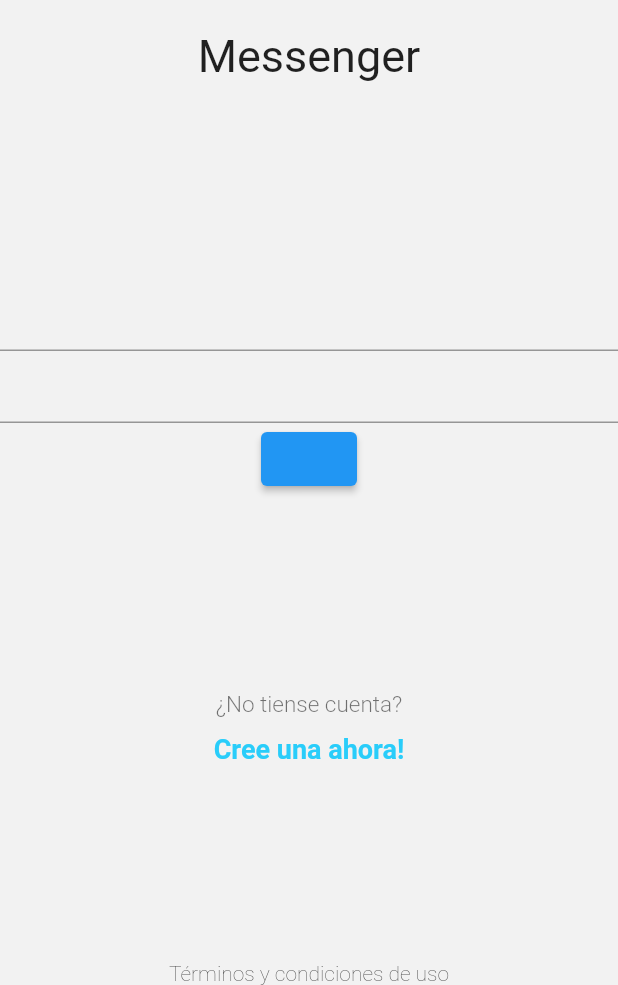
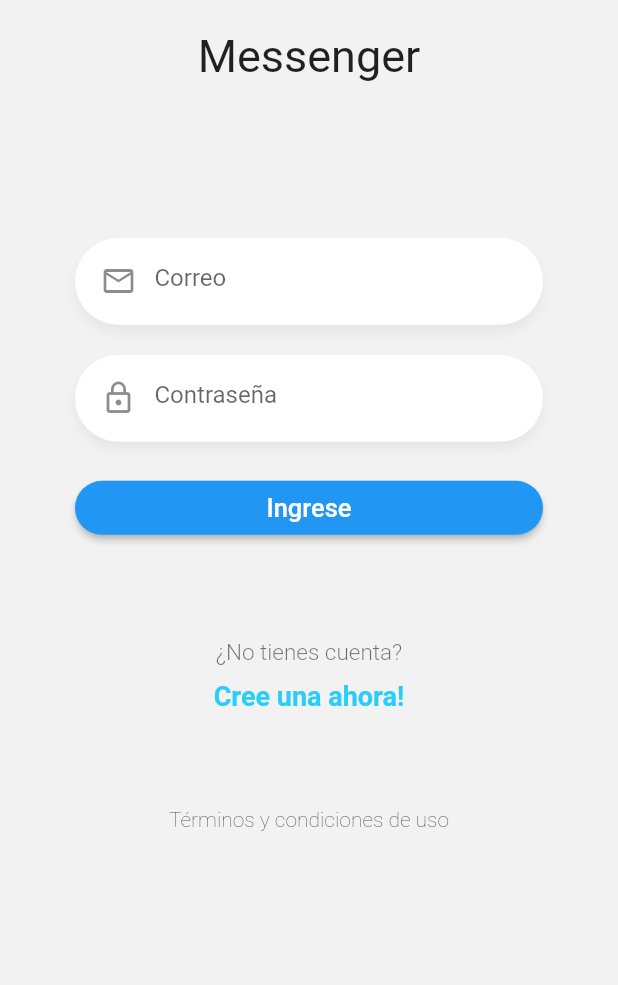
Before and after one commit to Antoniojesus1999/flutter_chat, a Flutter app: the screen it shows after launch, on a phone screen of 412 x 824 dp, the part 251-1236 px from its top. Run offline on Flutter 3.47's test engine with Material 2 defaults, Android fonts, the phone set to English and light mode, and no system bars; missing offline and left inert: dart:ffi.

Commit message:
diseño login

```diff
--- a/lib/pages/login_page.dart
+++ b/lib/pages/login_page.dart
@@ -1,4 +1,10 @@
+import 'dart:ffi';
+
 import 'package:flutter/material.dart';
+import 'package:flutter_chat/widgets/boton_azul.dart';
+import 'package:flutter_chat/widgets/custom_input.dart';
+import 'package:flutter_chat/widgets/labels.dart';
+import 'package:flutter_chat/widgets/logo.dart';
 
 class LoginPage extends StatelessWidget {
   const LoginPage({super.key});
@@ -8,39 +14,26 @@ class LoginPage extends StatelessWidget {
     return Scaffold(
       backgroundColor: const Color(0xffF2F2F2),
       body: SafeArea(
+        child: SingleChildScrollView(
+          physics: const BouncingScrollPhysics(),
+          child: SizedBox(
+            height: MediaQuery.of(context).size.height * 0.9,
             child: Column(
               mainAxisAlignment: MainAxisAlignment.spaceBetween,
-          children: const [
-            _Logo(),
-            _Form(),
-            _Labels(),
-            Text(
+              children: [
+                const Logo(),
+                const _Form(),
+                const Labels(),
+                Container(
+                  margin: const EdgeInsets.only(bottom: 20),
+                  child: const Text(
                     'Términos y condiciones de uso',
                     style: TextStyle(fontWeight: FontWeight.w200),
+                  ),
                 )
               ],
             ),
           ),
-    );
-  }
-}
-
-//Pinta el logo
-class _Logo extends StatelessWidget {
-  const _Logo({super.key});
-
-  @override
-  Widget build(BuildContext context) {
-    return Center(
-      child: Container(
-        width: 170,
-        margin: const EdgeInsets.only(top: 50),
-        child: Column(
-          children: const [
-            Image(image: AssetImage('assets/logo.png')),
-            SizedBox(height: 20),
-            Text('Messenger', style: TextStyle(fontSize: 30))
-          ],
         ),
       ),
     );
@@ -55,46 +48,30 @@ class _Form extends StatefulWidget {
 }
 
 class _FormState extends State<_Form> {
+  final emailCtrl = TextEditingController();
+  final passCtrl = TextEditingController();
   @override
   Widget build(BuildContext context) {
     return Container(
+      margin: const EdgeInsets.only(top: 40),
+      padding: const EdgeInsets.symmetric(horizontal: 50),
       child: Column(
         children: [
-          const TextField(),
-          const TextField(),
-          ElevatedButton(
-            onPressed: () {},
-            child: null,
+          CustomInput(
+            icon: Icons.mail_outline,
+            placeHolder: 'Correo',
+            keyBoardType: TextInputType.emailAddress,
+            texController: emailCtrl,
           ),
+          CustomInput(
+            icon: Icons.lock_outline,
+            placeHolder: 'Contraseña',
+            texController: passCtrl,
+            isPassword: true,
+          ),
+          BotonAzul(text: 'Ingrese', onPressed: () {})
         ],
       ),
     );
   }
 }
-
-class _Labels extends StatelessWidget {
-  const _Labels({super.key});
-
-  @override
-  Widget build(BuildContext context) {
-    return Container(
-      child: Column(
-        children: const [
-          Text(
-            '¿No tiense cuenta?',
-            style: TextStyle(
-                color: Colors.black54,
-                fontSize: 15,
-                fontWeight: FontWeight.w300),
-          ),
-          SizedBox(height: 10),
-          Text('Cree una ahora!',
-              style: TextStyle(
-                  color: Color.fromARGB(255, 41, 205, 250),
-                  fontSize: 18,
-                  fontWeight: FontWeight.bold))
-        ],
-      ),
-    );
-  }
-}
--- /dev/null
+++ b/lib/widgets/boton_azul.dart
@@ -0,0 +1,30 @@
+import 'package:flutter/material.dart';
+
+class BotonAzul extends StatelessWidget {
+  final String text;
+  final void Function() onPressed;
+  const BotonAzul({super.key, required this.text, required this.onPressed});
+
+  @override
+  Widget build(BuildContext context) {
+    return ElevatedButton(
+      // ignore: prefer_const_constructors
+      style: ElevatedButton.styleFrom(
+        elevation: 2,
+        backgroundColor: Colors.blue,
+        shape: const StadiumBorder(),
+      ),
+      onPressed: onPressed,
+
+      child: SizedBox(
+        width: double.infinity,
+        child: Center(
+          child: Text(
+            text,
+            style: const TextStyle(color: Colors.white, fontSize: 17),
+          ),
+        ),
+      ),
+    );
+  }
+}
--- /dev/null
+++ b/lib/widgets/custom_input.dart
@@ -0,0 +1,44 @@
+import 'package:flutter/material.dart';
+
+class CustomInput extends StatelessWidget {
+  final IconData icon;
+  final String placeHolder;
+  final TextEditingController texController;
+  final TextInputType keyBoardType;
+  final bool isPassword;
+  const CustomInput(
+      {super.key,
+      required this.icon,
+      required this.placeHolder,
+      required this.texController,
+      this.keyBoardType = TextInputType.text,
+      this.isPassword = false});
+
+  @override
+  Widget build(BuildContext context) {
+    return Container(
+      margin: const EdgeInsets.only(bottom: 20),
+      padding: const EdgeInsets.only(top: 5, left: 5, bottom: 5, right: 20),
+      decoration: BoxDecoration(
+          color: Colors.white,
+          borderRadius: BorderRadius.circular(30),
+          boxShadow: <BoxShadow>[
+            BoxShadow(
+                color: Colors.black.withOpacity(0.05),
+                offset: const Offset(0, 5),
+                blurRadius: 5)
+          ]),
+      child: TextField(
+        controller: texController,
+        autocorrect: false,
+        keyboardType: keyBoardType,
+        obscureText: isPassword,
+        decoration: InputDecoration(
+            prefixIcon: Icon(icon),
+            focusedBorder: InputBorder.none,
+            border: InputBorder.none,
+            hintText: placeHolder),
+      ),
+    );
+  }
+}
--- /dev/null
+++ b/lib/widgets/labels.dart
@@ -0,0 +1,28 @@
+import 'package:flutter/material.dart';
+
+class Labels extends StatelessWidget {
+  const Labels({super.key});
+
+  @override
+  Widget build(BuildContext context) {
+    return Container(
+      child: Column(
+        children: const [
+          Text(
+            '¿No tienes cuenta?',
+            style: TextStyle(
+                color: Colors.black54,
+                fontSize: 15,
+                fontWeight: FontWeight.w300),
+          ),
+          SizedBox(height: 10),
+          Text('Cree una ahora!',
+              style: TextStyle(
+                  color: Color.fromARGB(255, 41, 205, 250),
+                  fontSize: 18,
+                  fontWeight: FontWeight.bold))
+        ],
+      ),
+    );
+  }
+}
--- /dev/null
+++ b/lib/widgets/logo.dart
@@ -0,0 +1,23 @@
+import 'package:flutter/material.dart';
+
+//Pinta el logo
+class Logo extends StatelessWidget {
+  const Logo({super.key});
+
+  @override
+  Widget build(BuildContext context) {
+    return Center(
+      child: Container(
+        width: 170,
+        margin: const EdgeInsets.only(top: 50),
+        child: Column(
+          children: const [
+            Image(image: AssetImage('assets/logo.png')),
+            SizedBox(height: 20),
+            Text('Messenger', style: TextStyle(fontSize: 30))
+          ],
+        ),
+      ),
+    );
+  }
+}
```
Lines whose indentation alone changed are shown as unchanged.
